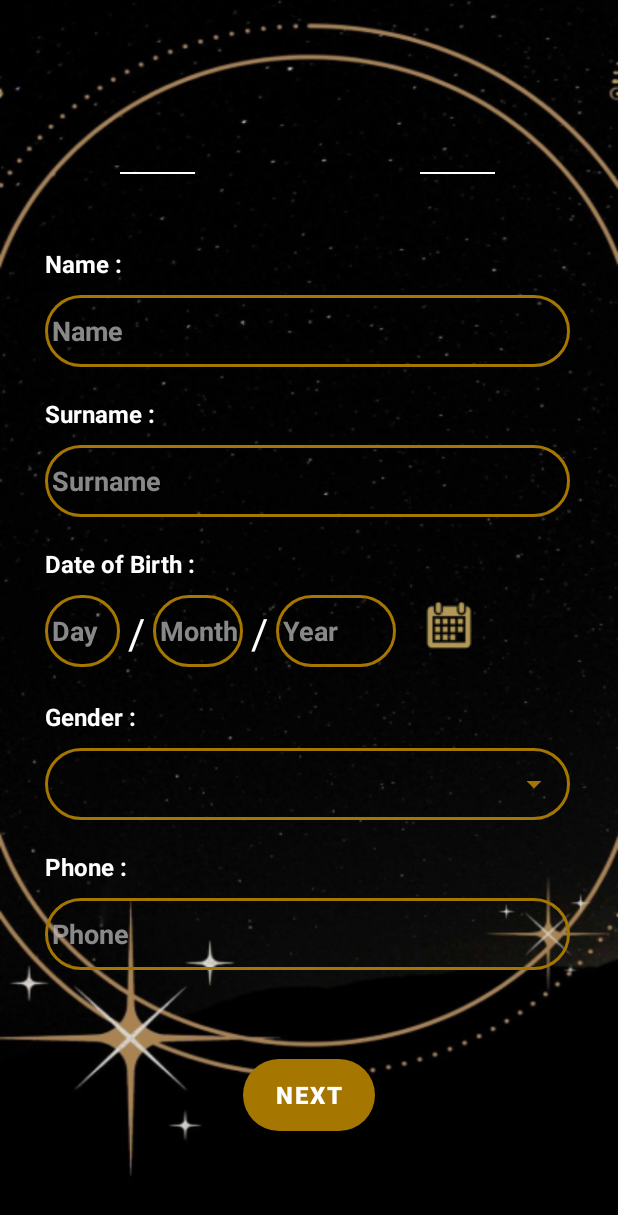
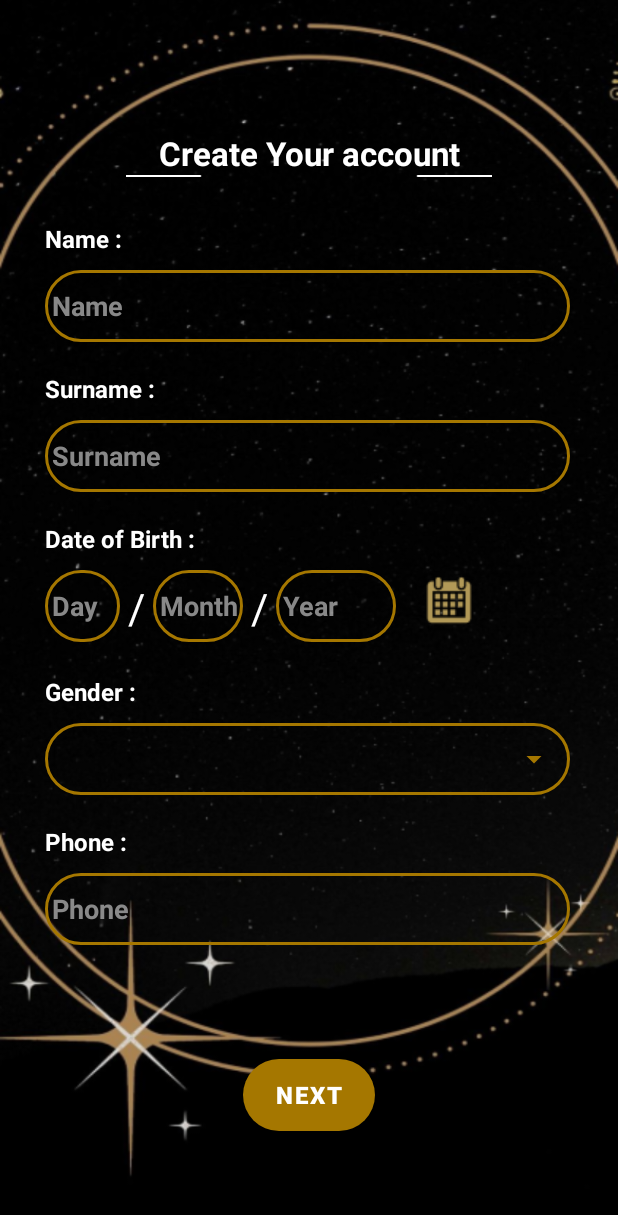
Before and after one commit to teeprakorn1/DuangDee_Android_Kotlin, an Android app: the RegisNameActivity screen opened directly, with no data from a screen before it, on a phone screen of 412 x 824 dp. Shown: the top 1215 px of the screen. Run offline under Robolectric (Android 15) with nearby library versions, the phone set to English and light mode, and no system bars.

Commit message:
VERSION 0.4.5

```diff
--- a/app/src/main/res/layout/activity_regis_name.xml
+++ b/app/src/main/res/layout/activity_regis_name.xml
@@ -26,44 +26,29 @@
         android:layout_width="match_parent"
         android:layout_height="wrap_content"
         android:orientation="vertical"
+        android:textAlignment="textEnd"
         app:layout_constraintBottom_toBottomOf="parent"
-        app:layout_constraintEnd_toEndOf="@+id/background"
+        app:layout_constraintEnd_toEndOf="parent"
         app:layout_constraintHorizontal_bias="0.0"
         app:layout_constraintStart_toStartOf="parent"
         app:layout_constraintTop_toTopOf="parent"
         app:layout_constraintVertical_bias="0.110000014">
 
         <TextView
-            android:id="@+id/txt_regis_create_name"
+            android:id="@+id/txt_regis_create_email"
             android:layout_width="match_parent"
             android:layout_height="wrap_content"
+            android:text="@string/title_create_account"
             android:textAlignment="center"
             android:textColor="@color/white"
             android:textSize="22sp"
-            android:textStyle="bold"
-            tools:text="@string/title_create_account" />
+            android:textStyle="bold" />
 
-        <LinearLayout
+        <ImageView
+            android:id="@+id/line_regis_email"
             android:layout_width="match_parent"
-            android:layout_height="20dp"
-            android:gravity="fill_vertical"
-            android:orientation="horizontal">
-
-            <ImageView
-                android:id="@+id/line_regis_name1"
-                android:layout_width="wrap_content"
-                android:layout_height="wrap_content"
-                android:translationX="80dp"
-                app:srcCompat="@drawable/img_line_2" />
-
-            <ImageView
-                android:id="@+id/line_regis_name2"
-                android:layout_width="wrap_content"
-                android:layout_height="wrap_content"
-                android:layout_marginEnd="30dp"
-                android:translationX="230dp"
-                app:srcCompat="@drawable/img_line_2" />
-        </LinearLayout>
+            android:layout_height="1.1dp"
+            app:srcCompat="@drawable/img_line_4" />
 
     </LinearLayout>
 
```
Also changed, not shown: app/src/main/res/layout/activity_regis_mail.xml (+7 -26 lines), app/src/main/res/layout/activity_regis_user.xml (+8 -23 lines), app/src/main/res/drawable/img_line_4.png (added).
